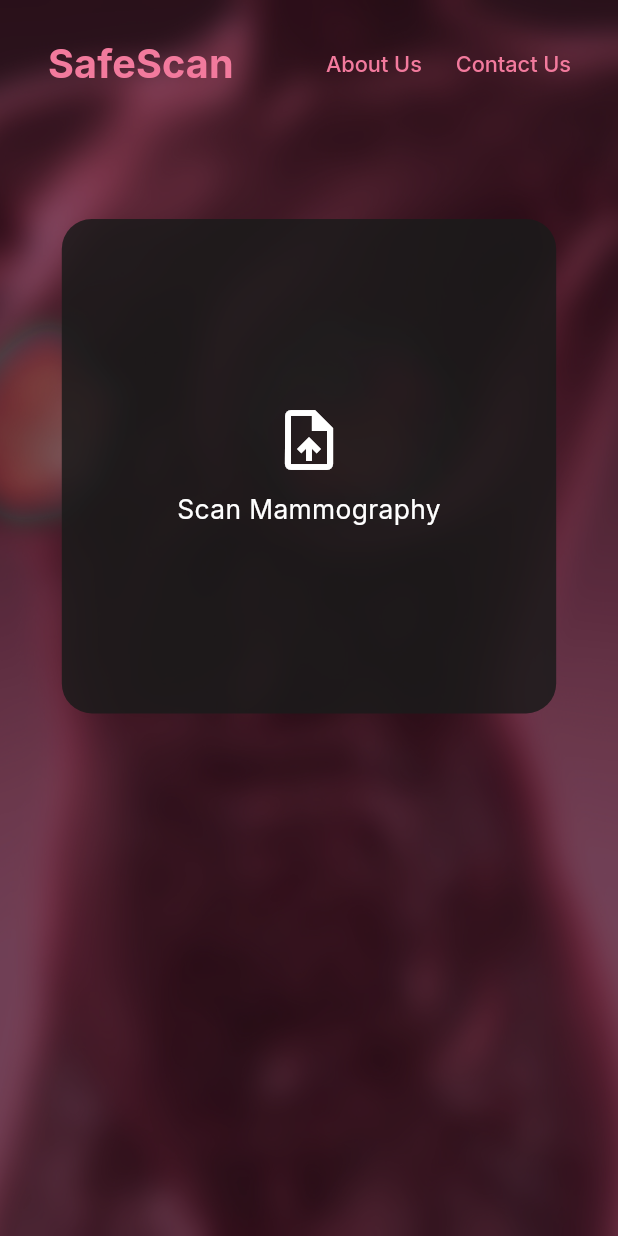
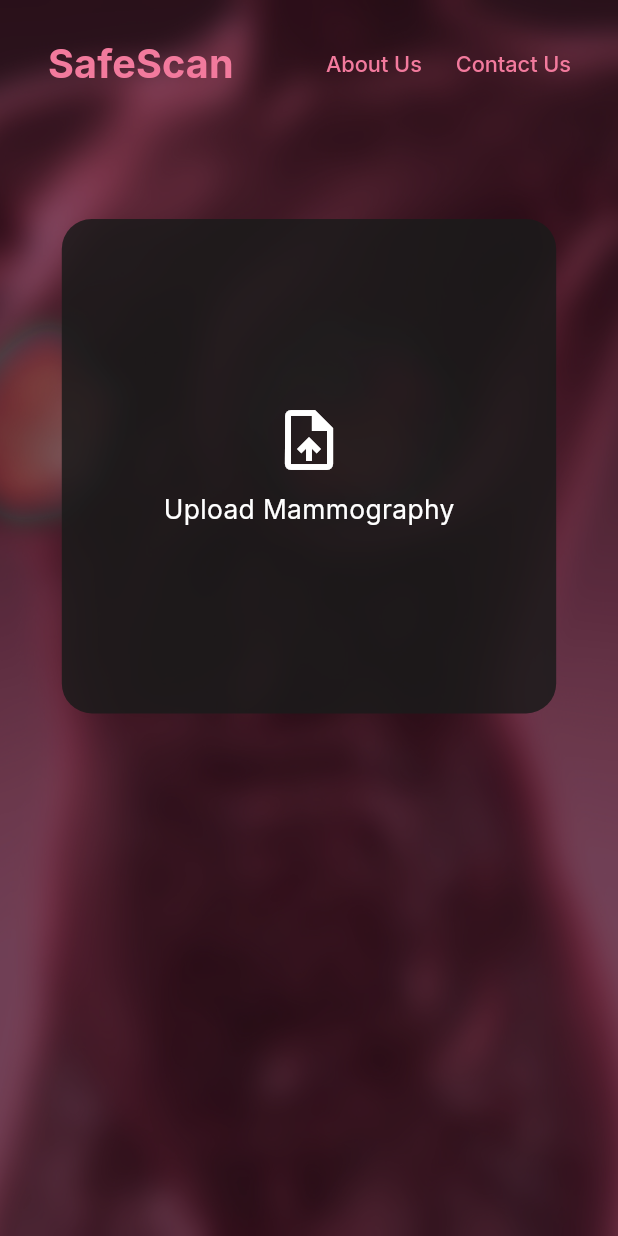
Before and after one commit to heithemb/SafeScan-AI-Powered-Mammogram-Analysis-System, a Flutter app: the UploadHome screen opened by its route, on a phone screen of 412 x 824 dp. Run offline on Flutter 3.47's test engine with Material 3 defaults, Android fonts, the phone set to English and light mode, and no system bars; our stand-ins replace file_picker, flutter_dotenv, google_fonts, lottie, pdf, printing; missing offline and left inert: universal_html.

Commit message:
rename upload page buttons

```diff
--- a/mobile_bc_detection/lib/UploadPage.dart
+++ b/mobile_bc_detection/lib/UploadPage.dart
@@ -195,7 +195,7 @@ class _UploadHomeState extends State<UploadHome> {
                               Icon(Icons.upload_file, size: 48, color: Colors.white),
                               const SizedBox(height: 10),
                               Text(
-                                'Scan Mammography',
+                                'Upload Mammography',
                                 style: GoogleFonts.inter(color: Colors.white, fontSize: font16),
                               ),
                             ],
@@ -272,7 +272,7 @@ class _UploadHomeState extends State<UploadHome> {
                             );
 
                         },
-                        child: Text('Send', style: GoogleFonts.inter(fontSize: font16, color: Colors.white)),
+                        child: Text('Analyze', style: GoogleFonts.inter(fontSize: font16, color: Colors.white)),
                       ),
                       const SizedBox(height: 20),
                     ],
```
